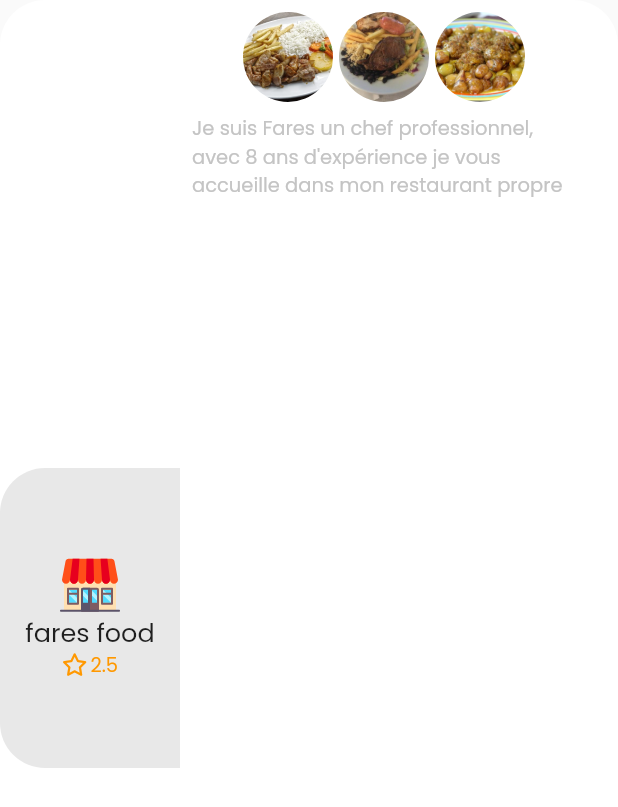
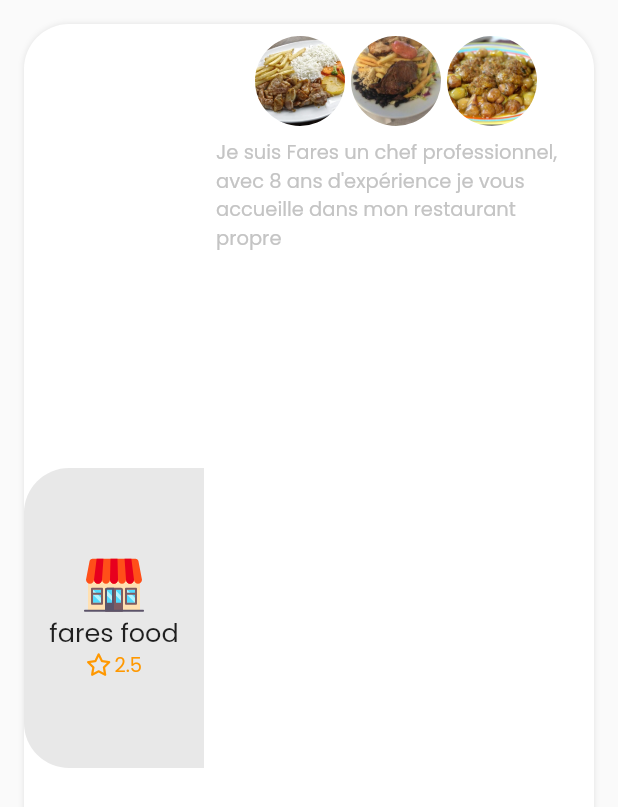
Before and after one commit to HoussemRabah/maclat, a Flutter app: the StoreCard widget shown alone on an empty page, opened directly, on a phone screen of 412 x 824 dp. Shown: the top 807 px of the screen. Run offline on Flutter 3.47's test engine with Material 2 defaults, Android fonts, the phone set to English and light mode, and no system bars; our stand-ins replace badges, bloc, blur, card_swiper, dots_indicator, flutter_bloc and 6 more.

Commit message:
fix card store

```diff
--- a/lib/UI/Widgets/storecard.dart
+++ b/lib/UI/Widgets/storecard.dart
@@ -16,7 +16,9 @@ class _StoreCardState extends State<StoreCard> {
   @override
   Widget build(BuildContext context) {
     return Container(
-      decoration: BoxDecoration(borderRadius: radius, color: inColor),
+      margin: EdgeInsets.all(16.0),
+      decoration: BoxDecoration(
+          borderRadius: radius, color: inColor, boxShadow: shadows),
       child: Row(
         children: [
           Container(
@@ -68,6 +70,7 @@ class _StoreCardState extends State<StoreCard> {
                 child: SizedBox(
                   width: MediaQuery.of(context).size.width -
                       120.0 -
+                      16.0 -
                       8.0 -
                       8.0 -
                       8.0 -
--- a/lib/main.dart
+++ b/lib/main.dart
@@ -14,7 +14,7 @@ class MyApp extends StatelessWidget {
         primarySwatch: Colors.blue,
         fontFamily: 'Poppins',
       ),
-      home: FoodScreen(),
+      home: LoginScreen(),
     );
   }
 }
```
